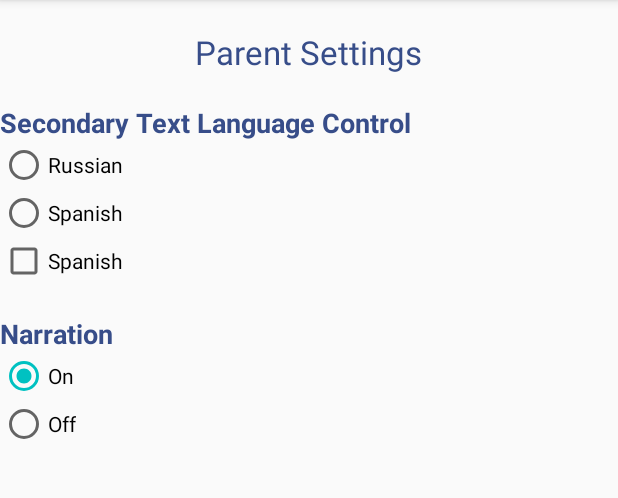
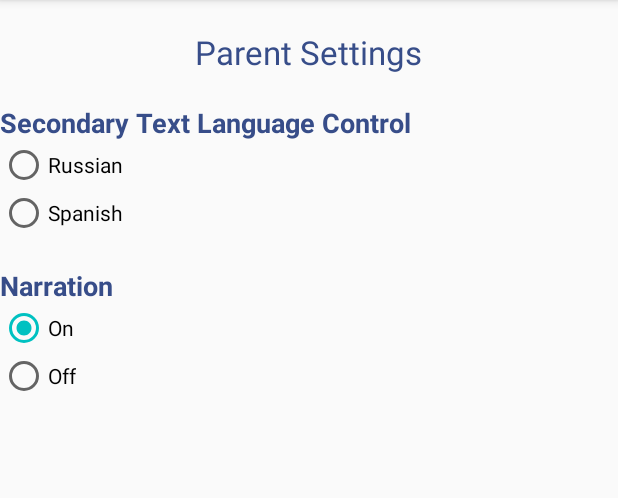
Before and after one commit to amckay13/TA05, an Android app: the ParentSettingsActivity screen opened directly, with no data from a screen before it, on a phone screen of 412 x 824 dp, the part 84-582 px from its top. Run offline under Robolectric (Android 15) with nearby library versions, the phone set to English and light mode, and no system bars.

Commit message:
Update parent_settings_page.xml
removed extra checkbox on settings page

```diff
--- a/cmsc434projdemo/app/src/main/res/layout/parent_settings_page.xml
+++ b/cmsc434projdemo/app/src/main/res/layout/parent_settings_page.xml
@@ -42,13 +42,6 @@
             android:checked="false" />
     </RadioGroup>
 
-    <CheckBox
-        android:layout_width="wrap_content"
-        android:layout_height="wrap_content"
-        android:text="Spanish"
-        android:id="@+id/checkBox3"
-        android:checked="false" />
-
     <TextView
         android:layout_width="wrap_content"
         android:layout_height="wrap_content"
```
